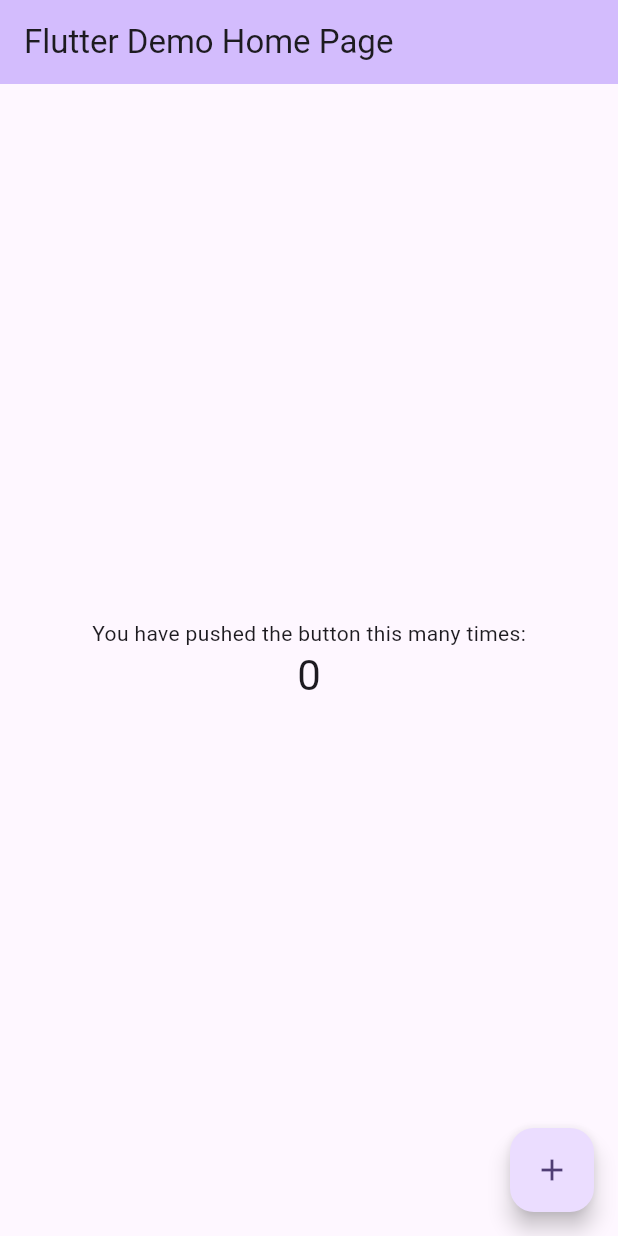
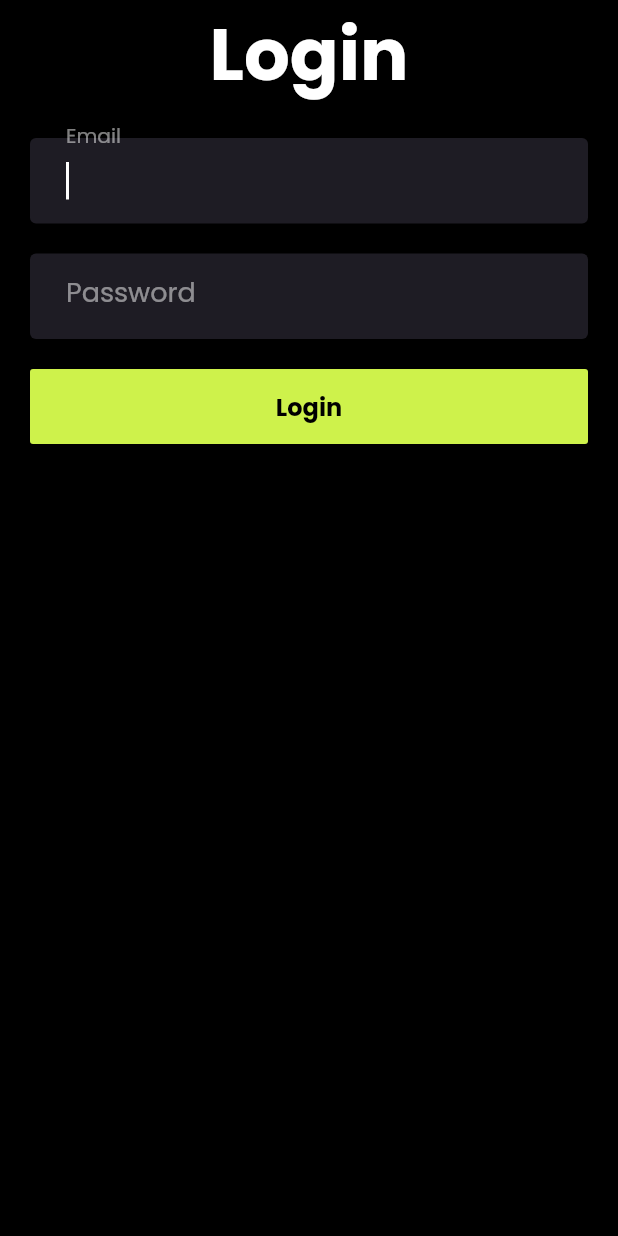
Before and after one commit to Sync-Wallet/client-app, a Flutter app: the screen it shows after launch, on a phone screen of 412 x 824 dp. Run offline on Flutter 3.47's test engine with Material 2 defaults, Android fonts, the phone set to English and light mode, and no system bars; our stand-ins replace google_fonts.

Commit message:
login page added

```diff
--- /dev/null
+++ b/lib/contexts/auth/login.dart
@@ -0,0 +1,19 @@
+import 'package:flutter/foundation.dart';
+
+class LoginController extends ChangeNotifier {
+  String _email = '';
+  String _password = '';
+
+  String get email => _email;
+  String get password => _password;
+
+  void setEmail(String value) {
+    _email = value;
+    notifyListeners();
+  }
+
+  void setPassword(String value) {
+    _password = value;
+    notifyListeners();
+  }
+}
--- /dev/null
+++ b/lib/contexts/contexts.dart
@@ -0,0 +1 @@
+export 'auth/login.dart';
--- a/lib/main.dart
+++ b/lib/main.dart
@@ -1,125 +1,36 @@
 import 'package:flutter/material.dart';
+import 'package:google_fonts/google_fonts.dart';
+import 'package:provider/provider.dart';
+import 'package:syncwallet/constants.dart';
+import 'package:syncwallet/pages/pages.dart';
+import 'package:syncwallet/contexts/contexts.dart';
 
 void main() {
-  runApp(const MyApp());
+  runApp(
+    ChangeNotifierProvider(
+      create: (_) => LoginController(),
+      child: MyApp(),
+    ),
+  );
 }
 
 class MyApp extends StatelessWidget {
   const MyApp({super.key});
 
-  // This widget is the root of your application.
   @override
   Widget build(BuildContext context) {
     return MaterialApp(
-      title: 'Flutter Demo',
+      title: 'flutter sign in sign up ui',
       theme: ThemeData(
-        // This is the theme of your application.
-        //
-        // TRY THIS: Try running your application with "flutter run". You'll see
-        // the application has a blue toolbar. Then, without quitting the app,
-        // try changing the seedColor in the colorScheme below to Colors.green
-        // and then invoke "hot reload" (save your changes or press the "hot
-        // reload" button in a Flutter-supported IDE, or press "r" if you used
-        // the command line to start the app).
-        //
-        // Notice that the counter didn't reset back to zero; the application
-        // state is not lost during the reload. To reset the state, use hot
-        // restart instead.
-        //
-        // This works for code too, not just values: Most code changes can be
-        // tested with just a hot reload.
-        colorScheme: ColorScheme.fromSeed(seedColor: Colors.deepPurple),
+        textTheme: GoogleFonts.poppinsTextTheme(Theme.of(context).textTheme),
+        scaffoldBackgroundColor: kBackgroundColor,
+        // primarySwatch: Colors.blue,
+        // primaryColor: ,
+        visualDensity: VisualDensity.adaptivePlatformDensity,
         useMaterial3: true,
       ),
-      home: const MyHomePage(title: 'Flutter Demo Home Page'),
+      home: LoginPage(),
+      debugShowCheckedModeBanner: false,
     );
   }
 }
-
-class MyHomePage extends StatefulWidget {
-  const MyHomePage({super.key, required this.title});
-
-  // This widget is the home page of your application. It is stateful, meaning
-  // that it has a State object (defined below) that contains fields that affect
-  // how it looks.
-
-  // This class is the configuration for the state. It holds the values (in this
-  // case the title) provided by the parent (in this case the App widget) and
-  // used by the build method of the State. Fields in a Widget subclass are
-  // always marked "final".
-
-  final String title;
-
-  @override
-  State<MyHomePage> createState() => _MyHomePageState();
-}
-
-class _MyHomePageState extends State<MyHomePage> {
-  int _counter = 0;
-
-  void _incrementCounter() {
-    setState(() {
-      // This call to setState tells the Flutter framework that something has
-      // changed in this State, which causes it to rerun the build method below
-      // so that the display can reflect the updated values. If we changed
-      // _counter without calling setState(), then the build method would not be
-      // called again, and so nothing would appear to happen.
-      _counter += 10;
-    });
-  }
-
-  @override
-  Widget build(BuildContext context) {
-    // This method is rerun every time setState is called, for instance as done
-    // by the _incrementCounter method above.
-    //
-    // The Flutter framework has been optimized to make rerunning build methods
-    // fast, so that you can just rebuild anything that needs updating rather
-    // than having to individually change instances of widgets.
-    return Scaffold(
-      appBar: AppBar(
-        // TRY THIS: Try changing the color here to a specific color (to
-        // Colors.amber, perhaps?) and trigger a hot reload to see the AppBar
-        // change color while the other colors stay the same.
-        backgroundColor: Theme.of(context).colorScheme.inversePrimary,
-        // Here we take the value from the MyHomePage object that was created by
-        // the App.build method, and use it to set our appbar title.
-        title: Text(widget.title),
-      ),
-      body: Center(
-        // Center is a layout widget. It takes a single child and positions it
-        // in the middle of the parent.
-        child: Column(
-          // Column is also a layout widget. It takes a list of children and
-          // arranges them vertically. By default, it sizes itself to fit its
-          // children horizontally, and tries to be as tall as its parent.
-          //
-          // Column has various properties to control how it sizes itself and
-          // how it positions its children. Here we use mainAxisAlignment to
-          // center the children vertically; the main axis here is the vertical
-          // axis because Columns are vertical (the cross axis would be
-          // horizontal).
-          //
-          // TRY THIS: Invoke "debug painting" (choose the "Toggle Debug Paint"
-          // action in the IDE, or press "p" in the console), to see the
-          // wireframe for each widget.
-          mainAxisAlignment: MainAxisAlignment.center,
-          children: <Widget>[
-            const Text(
-              'You have pushed the button this many times:',
-            ),
-            Text(
-              '$_counter',
-              style: Theme.of(context).textTheme.headlineMedium,
-            ),
-          ],
-        ),
-      ),
-      floatingActionButton: FloatingActionButton(
-        onPressed: _incrementCounter,
-        tooltip: 'Increment',
-        child: const Icon(Icons.add),
-      ), // This trailing comma makes auto-formatting nicer for build methods.
-    );
-  }
-}
--- /dev/null
+++ b/lib/models/models.dart
@@ -0,0 +1 @@
+export 'user.dart';
--- /dev/null
+++ b/lib/pages/auth/auth.dart
@@ -0,0 +1,2 @@
+export 'login.dart';
+export 'register.dart';
--- /dev/null
+++ b/lib/pages/auth/login.dart
@@ -0,0 +1,138 @@
+import 'package:flutter/material.dart';
+import 'package:provider/provider.dart';
+import 'package:syncwallet/contexts/contexts.dart';
+
+class LoginPage extends StatelessWidget {
+  LoginPage({Key? key}) : super(key: key);
+
+  @override
+  Widget build(BuildContext context) {
+    return Scaffold(
+      body: SafeArea(
+          child: Padding(
+        padding: EdgeInsets.symmetric(horizontal: 20),
+        child: Column(
+          children: [
+            Text(
+              'Login',
+              style: TextStyle(
+                fontSize: 48,
+                fontWeight: FontWeight.bold,
+                color: Colors.white,
+              ),
+            ),
+            SizedBox(height: 20),
+            Consumer<LoginController>(builder: (context, login, child) {
+              return TextField(
+                onChanged: (value) {
+                  login.setEmail(value); // Update the state
+                },
+                autofocus: true,
+                cursorColor: Colors.white,
+                style: TextStyle(
+                  color: Colors.white,
+                  fontSize: 18,
+                  fontWeight: FontWeight.w400,
+                ),
+                decoration: InputDecoration(
+                  labelText: 'Email',
+                  labelStyle: TextStyle(
+                    color: Color.fromRGBO(254, 254, 254, 0.5),
+                    fontSize: 18,
+                    fontWeight: FontWeight.w400,
+                  ),
+                  filled: true,
+                  fillColor: Color.fromRGBO(30, 28, 36, 1),
+                  border: OutlineInputBorder(
+                    // borderRadius: BorderRadius.circular(8),
+                    borderSide: BorderSide(
+                      width: 0,
+                      style: BorderStyle.none,
+                    ),
+                  ),
+                  contentPadding: EdgeInsets.symmetric(
+                    horizontal: 20,
+                    vertical: 16,
+                  ),
+                ),
+              );
+            }),
+
+            SizedBox(height: 20),
+            Consumer<LoginController>(builder: (context, login, child) {
+              return TextField(
+                onChanged: (value) {
+                  login.setPassword(value); // Update the state
+                },
+                autofocus: true,
+                obscureText: true,
+                cursorColor: Colors.white,
+                style: TextStyle(
+                  color: Colors.white,
+                  fontSize: 18,
+                  fontWeight: FontWeight.w400,
+                ),
+                decoration: InputDecoration(
+                  labelText: 'Password',
+                  labelStyle: TextStyle(
+                    color: Color.fromRGBO(254, 254, 254, 0.5),
+                    fontSize: 18,
+                    fontWeight: FontWeight.w400,
+                  ),
+                  filled: true,
+                  fillColor: Color.fromRGBO(30, 28, 36, 1),
+                  border: OutlineInputBorder(
+                    // borderRadius: BorderRadius.circular(8),
+                    borderSide: BorderSide(
+                      width: 0,
+                      style: BorderStyle.none,
+                    ),
+                  ),
+                  contentPadding: EdgeInsets.symmetric(
+                    horizontal: 20,
+                    vertical: 16,
+                  ),
+                ),
+              );
+            }),
+
+            SizedBox(height: 20),
+            SizedBox(
+              width: double.infinity,
+              height: 50,
+              child: FilledButton(
+                onPressed: () {},
+                style: ElevatedButton.styleFrom(
+                  backgroundColor: Color(0xffcef24b),
+                  shape: RoundedRectangleBorder(
+                    borderRadius: BorderRadius.circular(2),
+                  ),
+                ),
+                child: const Text(
+                  'Login',
+                  style: TextStyle(
+                    color: Colors.black,
+                    fontSize: 16,
+                    fontWeight: FontWeight.bold,
+                  ),
+                ),
+              ),
+            ),
+            // Consumer<LoginController>(
+            //   builder: (context, login, child) {
+            //     return Column(
+            //       children: [
+            //         Text('Email: ${login.email}',
+            //             style: TextStyle(color: Colors.white)),
+            //         Text('Password: ${login.password}',
+            //             style: TextStyle(color: Colors.white)),
+            //       ],
+            //     );
+            //   },
+            // ),
+          ],
+        ),
+      )),
+    );
+  }
+}
--- /dev/null
+++ b/lib/pages/pages.dart
@@ -0,0 +1,2 @@
+export 'home_page.dart';
+export 'auth/auth.dart';
--- a/pubspec.yaml
+++ b/pubspec.yaml
@@ -1,4 +1,4 @@
-name: app
+name: syncwallet
 description: A new Flutter project.
 # The following line prevents the package from being accidentally published to
 # pub.dev using `flutter pub publish`. This is preferred for private packages.
@@ -34,7 +34,9 @@ dependencies:
 
   # The following adds the Cupertino Icons font to your application.
   # Use with the CupertinoIcons class for iOS style icons.
-  cupertino_icons: ^1.0.2
+  google_fonts: ^5.1.0
+  bloc: ^8.1.0
+  provider: ^6.0.1
 
 dev_dependencies:
   flutter_test:
```
Also changed, not shown: lib/constants.dart (added, +25 -0 lines), lib/models/user.dart (added, +19 -0 lines), lib/pages/auth/register.dart (added, +104 -0 lines), lib/pages/home_page.dart (added, +16 -0 lines), lib/widgets/filled_button.dart (added, +28 -0 lines), lib/widgets/name_field.dart (added, +68 -0 lines), pubspec.lock, 1 other file.
